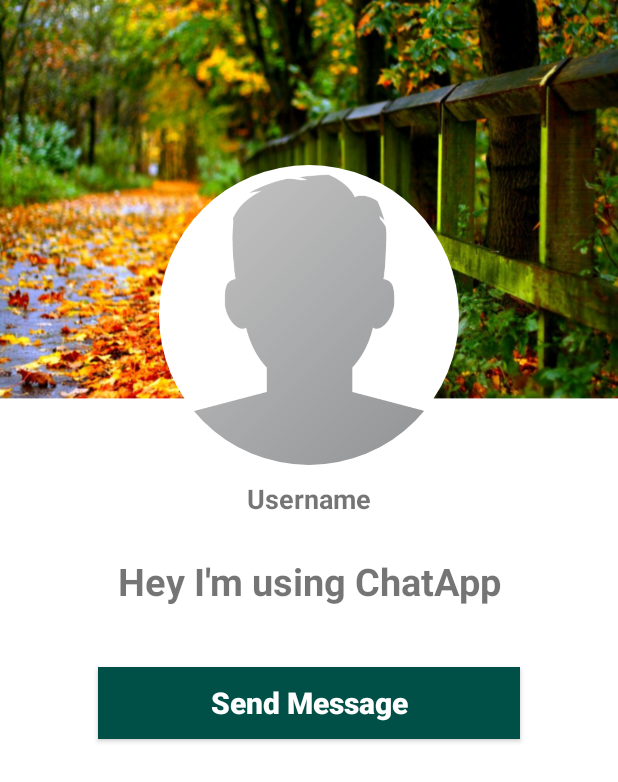
After one commit to 200198amanagrawal/ChatApp, an Android app: the ProfileActivity screen opened directly, with no data from a screen before it, on a phone screen of 412 x 824 dp. The commit adds this screen. Shown: the top 782 px of the screen. Run offline under Robolectric (Android 15) with nearby library versions, the phone set to English and light mode, and no system bars; our stand-ins replace CircleImageView; 1 statement that could not run was skipped.

Commit message:
showing all profiles and seeing every profile

```diff
--- a/app/build.gradle
+++ b/app/build.gradle
@@ -35,4 +35,5 @@
     androidTestImplementation 'androidx.test:runner:1.2.0'
     androidTestImplementation 'androidx.test.espresso:espresso-core:3.2.0'
     implementation 'com.squareup.picasso:picasso:2.71828'
+    implementation 'com.firebaseui:firebase-ui-database:4.2.1'
 }
--- /dev/null
+++ b/app/src/main/java/com/example/chatapp/ProfileActivity.java
@@ -0,0 +1,18 @@
+package com.example.chatapp;
+
+import androidx.appcompat.app.AppCompatActivity;
+
+import android.os.Bundle;
+import android.widget.Toast;
+
+public class ProfileActivity extends AppCompatActivity {
+
+    private String recieverUserId;
+    @Override
+    protected void onCreate(Bundle savedInstanceState) {
+        super.onCreate(savedInstanceState);
+        setContentView(R.layout.activity_profile);
+        recieverUserId=getIntent().getExtras().get("visitUserId").toString();
+        Toast.makeText(this, "User Id "+recieverUserId, Toast.LENGTH_SHORT).show();
+    }
+}
--- /dev/null
+++ b/app/src/main/res/layout/activity_profile.xml
@@ -0,0 +1,62 @@
+<?xml version="1.0" encoding="utf-8"?>
+<RelativeLayout xmlns:android="http://schemas.android.com/apk/res/android"
+    xmlns:app="http://schemas.android.com/apk/res-auto"
+    xmlns:tools="http://schemas.android.com/tools"
+    android:layout_width="match_parent"
+    android:layout_height="match_parent"
+    tools:context=".ProfileActivity"
+    android:background="@drawable/profile_activity">
+    <de.hdodenhof.circleimageview.CircleImageView
+        android:layout_width="200dp"
+        android:layout_height="200dp"
+        android:id="@+id/visit_profile_image"
+        android:layout_alignParentTop="true"
+        android:layout_centerHorizontal="true"
+        android:layout_marginTop="110dp"
+        android:src="@drawable/profile_image"/>
+    <TextView
+        android:id="@+id/visit_profile_username"
+        android:layout_width="match_parent"
+        android:layout_height="wrap_content"
+        android:text="Username"
+        android:layout_below="@+id/visit_profile_image"
+        android:layout_marginLeft="15dp"
+        android:layout_marginRight="15dp"
+        android:layout_marginTop="10dp"
+        android:layout_centerHorizontal="true"
+        android:textAlignment="center"
+        android:textSize="18sp"
+        android:textAllCaps="false"
+        android:textStyle="bold"
+        />
+    <TextView
+        android:id="@+id/visit_profile_status"
+        android:layout_width="match_parent"
+        android:layout_height="wrap_content"
+        android:text="Hey I'm using ChatApp"
+        android:layout_below="@+id/visit_profile_username"
+        android:layout_marginLeft="15dp"
+        android:layout_marginRight="15dp"
+        android:layout_marginTop="25dp"
+        android:layout_centerHorizontal="true"
+        android:textAlignment="center"
+        android:textSize="25sp"
+        android:textAllCaps="false"
+        android:textStyle="bold"
+        />
+    <Button
+        android:id="@+id/send_msg_req_button"
+        android:layout_width="match_parent"
+        android:layout_height="wrap_content"
+        android:layout_below="@+id/visit_profile_status"
+        android:layout_marginTop="40dp"
+        android:layout_marginLeft="65dp"
+        android:layout_marginRight="65dp"
+        android:textColor="#FFFFFF"
+        android:text="Send Message"
+        android:textAllCaps="false"
+        android:background="@color/colorPrimaryDark"
+        android:textSize="20sp"
+        android:textStyle="bold"
+        />
+</RelativeLayout>
```
Also changed, not shown: app/src/main/AndroidManifest.xml (+11 -5 lines), app/src/main/java/com/example/chatapp/Contacts.java (added, +39 -0 lines), app/src/main/java/com/example/chatapp/FindFriendsActivity.java (added, +92 -0 lines), app/src/main/java/com/example/chatapp/MainActivity.java (+7 -0 lines), app/src/main/res/layout/activity_find_friends.xml (added, +23 -0 lines), app/src/main/res/layout/users_display_layout.xml (added, +57 -0 lines).
